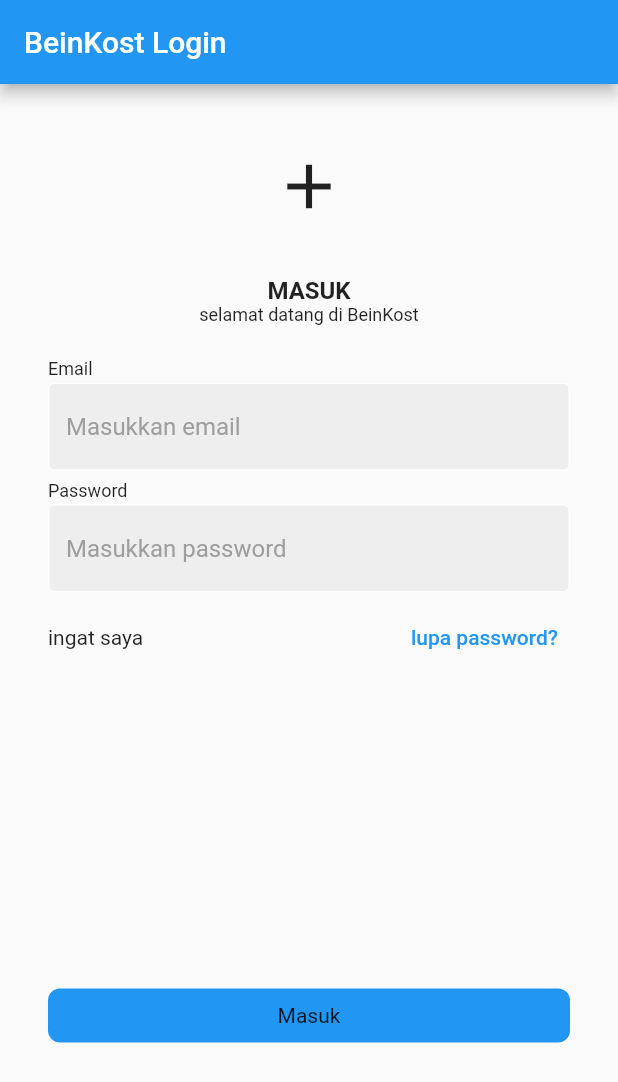
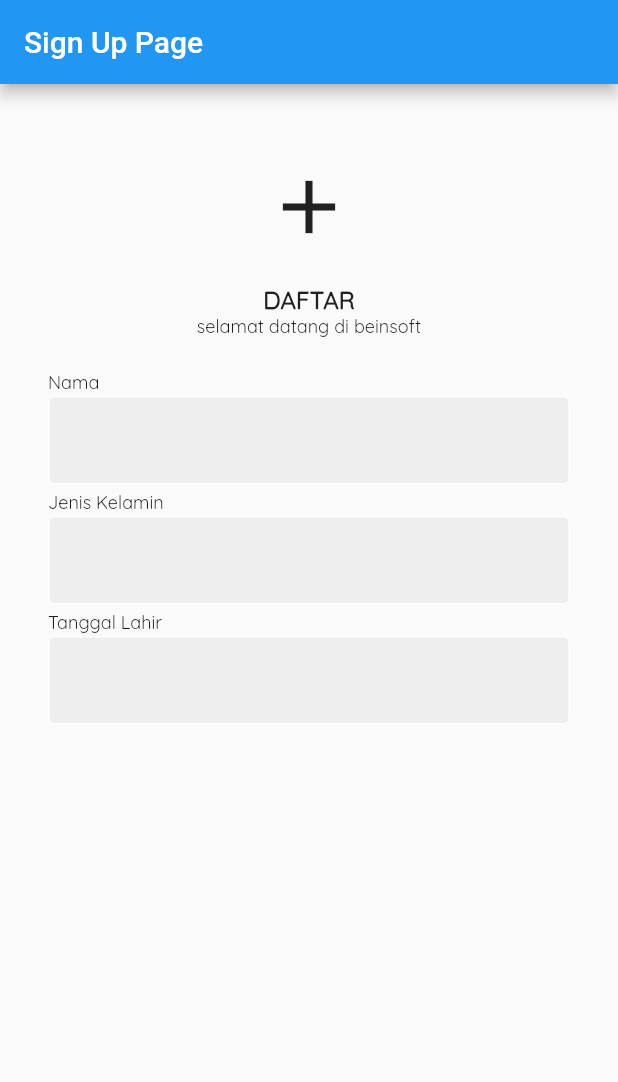
Before and after one commit to WahyuArd1401/beinkost, a Flutter app: the screen it shows after launch, on a phone screen of 412 x 824 dp. Shown: the top 1082 px of the screen. Run offline on Flutter 3.47's test engine with Material 2 defaults, Android fonts, the light colour scheme and no system bars.

Commit message:
menambahkan halaman sign up

```diff
--- a/lib/main.dart
+++ b/lib/main.dart
@@ -1,4 +1,5 @@
-import 'package:beinkost/pages/login_page.dart';
+// import 'package:beinkost/pages/login_page.dart';
+import 'package:beinkost/pages/signup_page.dart';
 import 'package:flutter/material.dart';
 
 void main() {
@@ -12,7 +13,7 @@
   @override
   Widget build(BuildContext context) {
     return MaterialApp(
-      home: LoginPage(),
+      home: SignUpPage(),
     );
   }
 }
--- a/lib/pages/first_reset_password_page.dart
+++ b/lib/pages/first_reset_password_page.dart
@@ -43,6 +43,7 @@
                 ),
                 const SizedBox(height: 47),
                 const TextField(
+                  keyboardType: TextInputType.emailAddress,
                   decoration: InputDecoration(
                     hintText: 'Masukkan Email',
                   ),
--- /dev/null
+++ b/lib/pages/signup_page.dart
@@ -0,0 +1,108 @@
+import 'package:beinkost/components/my_textfield.dart';
+import 'package:flutter/material.dart';
+
+class SignUpPage extends StatelessWidget {
+  SignUpPage({super.key});
+
+  Widget build(BuildContext context){
+    return Scaffold(
+      appBar: AppBar(
+        title: const Text('Sign Up Page')
+      ),
+      body: SafeArea(
+        child: SingleChildScrollView(
+          physics: const AlwaysScrollableScrollPhysics(),
+          child: Container(
+            margin: const EdgeInsets.symmetric(horizontal: 32),
+            child: Column(
+              children: [
+                Center(
+                  child: Column(
+                    children: const [
+                      SizedBox(height: 52),
+                      Icon(Icons.add, size: 60),
+                      SizedBox(height: 22),
+                      Text(
+                        'DAFTAR',
+                        style: TextStyle(
+                          fontFamily: 'Quicksand',
+                          fontSize: 16,
+                          fontWeight: FontWeight.w600
+                        ),
+                      ),
+                      Text(
+                        'selamat datang di beinsoft',
+                        style: TextStyle(
+                          fontFamily: 'Quicksand',
+                          fontSize: 12,
+                          fontWeight: FontWeight.w400
+                        ),
+                      ),
+                      SizedBox(height: 22),
+                    ],
+                  ),
+                ),
+                Container(
+                  child: Column(
+                    crossAxisAlignment: CrossAxisAlignment.start,
+                    children: const [
+                      //nama
+                      Text(
+                        'Nama',
+                        style: TextStyle(
+                          fontFamily: 'Quicksand',
+                          fontSize: 12,
+                          fontWeight: FontWeight.w400,
+                        )
+                      ),
+                      SizedBox(height: 2),
+                      MyTextField(hintText: "", obscureText: false, TextInputType: TextInputType.name),
+                      SizedBox(height: 4),
+
+                      //Jenis Kelamin
+                      Text(
+                        'Jenis Kelamin',
+                        style: TextStyle(
+                          fontFamily: 'Quicksand',
+                          fontSize: 12,
+                          fontWeight: FontWeight.w400,
+                        )
+                      ),
+                      SizedBox(height: 2),
+                      MyTextField(hintText: "", obscureText: false, TextInputType: TextInputType.text),
+                      SizedBox(height: 4),
+
+                      //Tanggal Lahir
+                      Text(
+                        'Tanggal Lahir',
+                        style: TextStyle(
+                          fontFamily: 'Quicksand',
+                          fontSize: 12,
+                          fontWeight: FontWeight.w400,
+                        )
+                      ),
+                      SizedBox(height: 2),
+                      MyTextField(hintText: "", obscureText: false, TextInputType: TextInputType.datetime),
+                      SizedBox(height: 4),
+
+                      //Tempat Lahir
+                      //Agama
+                      //Alamat
+                      //Provinsi
+                      //Kota/Kab
+                      //Nomor Telepon
+                      //Email
+                      //password
+                      //Konfirmasi password
+                      //Tombol Daftar
+                    ],
+                  ),
+                )
+              ],
+            ),
+          ),
+        )
+      ),
+    );
+  }
+}
```
